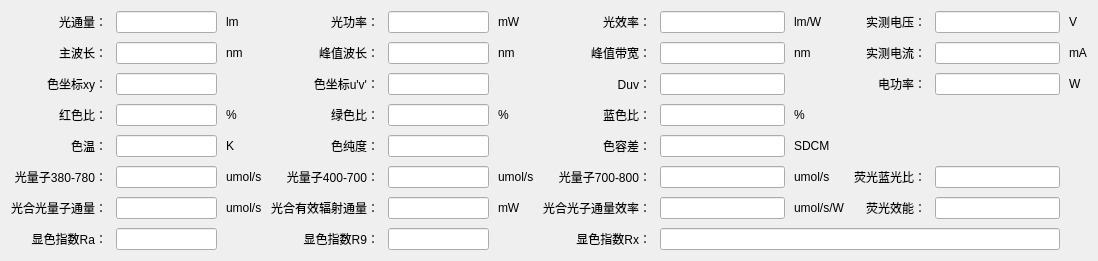
This is SL2100/HDetailWidget2100DC.ui in hexianqi/QtCode as Qt 5 draws it before an edit. The edited form follows.
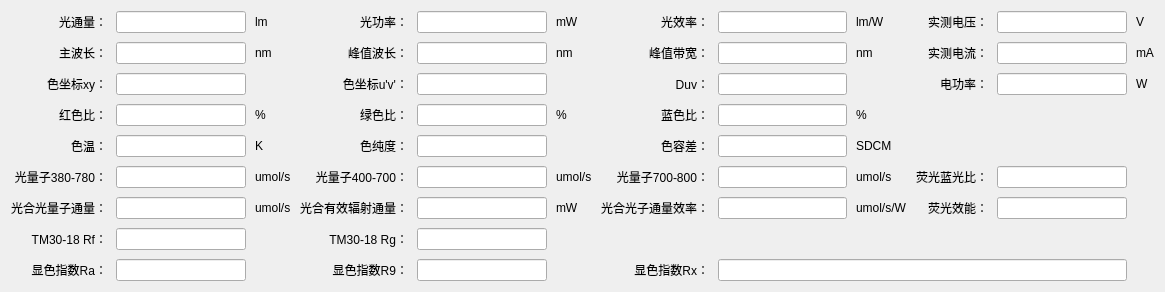
This is the edited form.

```diff
--- a/SL2100/HDetailWidget2100DC.ui
+++ b/SL2100/HDetailWidget2100DC.ui
@@ -6,8 +6,8 @@
    <rect>
     <x>0</x>
     <y>0</y>
-    <width>1098</width>
-    <height>241</height>
+    <width>1165</width>
+    <height>270</height>
    </rect>
   </property>
   <property name="windowTitle">
@@ -974,6 +974,58 @@
      </property>
     </widget>
    </item>
+   <item row="8" column="0">
+    <widget class="QLabel" name="label_72">
+     <property name="text">
+      <string>TM30-18 Rf：</string>
+     </property>
+     <property name="alignment">
+      <set>Qt::AlignRight|Qt::AlignTrailing|Qt::AlignVCenter</set>
+     </property>
+    </widget>
+   </item>
+   <item row="8" column="1">
+    <widget class="QLineEdit" name="lineEdit_081">
+     <property name="minimumSize">
+      <size>
+       <width>100</width>
+       <height>0</height>
+      </size>
+     </property>
+     <property name="alignment">
+      <set>Qt::AlignCenter</set>
+     </property>
+     <property name="readOnly">
+      <bool>true</bool>
+     </property>
+    </widget>
+   </item>
+   <item row="8" column="3">
+    <widget class="QLabel" name="label_73">
+     <property name="text">
+      <string>TM30-18 Rg：</string>
+     </property>
+     <property name="alignment">
+      <set>Qt::AlignRight|Qt::AlignTrailing|Qt::AlignVCenter</set>
+     </property>
+    </widget>
+   </item>
+   <item row="8" column="4">
+    <widget class="QLineEdit" name="lineEdit_082">
+     <property name="minimumSize">
+      <size>
+       <width>100</width>
+       <height>0</height>
+      </size>
+     </property>
+     <property name="alignment">
+      <set>Qt::AlignCenter</set>
+     </property>
+     <property name="readOnly">
+      <bool>true</bool>
+     </property>
+    </widget>
+   </item>
   </layout>
  </widget>
  <resources/>
```
